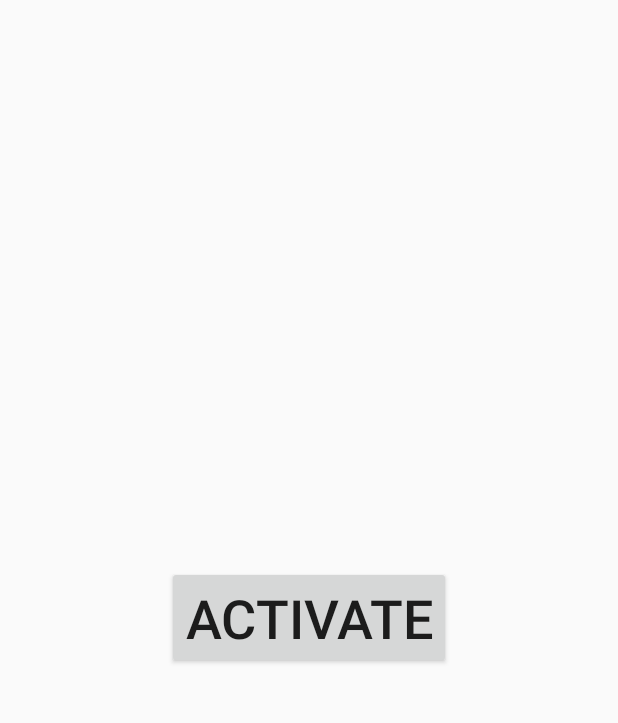
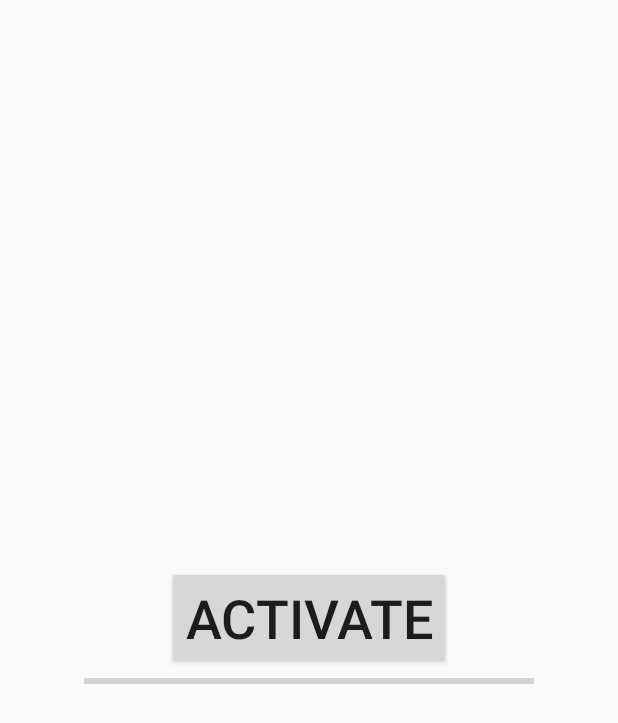
Before and after one commit to Cragios/AICare, an Android app: the layout activity_eye_test.xml on its own in the app's theme, with its tools: preview values and no code run, on a phone screen of 412 x 824 dp. Shown: the top 723 px of the screen. Run offline under Robolectric (Android 15) with nearby library versions, the light colour scheme and no system bars.

Commit message:
added progress bar

```diff
--- a/app/src/main/res/layout/activity_eye_test.xml
+++ b/app/src/main/res/layout/activity_eye_test.xml
@@ -34,21 +34,14 @@
         android:textSize="20sp"
         android:visibility="visible" />
 
-    <TextureView
-        android:id="@+id/camera_preview"
-        android:layout_width="match_parent"
-        android:layout_height="match_parent"
-        android:layout_alignParentTop="true"
+    <ProgressBar
+        android:id="@+id/progress_bar"
+        style="@style/Widget.AppCompat.ProgressBar.Horizontal"
+        android:layout_width="300sp"
+        android:layout_height="wrap_content"
+        android:layout_below="@+id/start_eye_test_button"
         android:layout_centerHorizontal="true"
-        android:visibility="gone" />
-
-    <Button
-        android:id="@+id/capture_button"
-        android:layout_width="match_parent"
-        android:layout_height="wrap_content"
-        android:text="@string/capture_button"
-        android:layout_alignParentBottom="true"
-        android:visibility="gone"/>
+        android:layout_marginBottom="16dp" />
 
     <!--<ImageView
         android:id="@+id/image_view"
```
Also changed, not shown: app/src/main/java/namb/com/aicare/activities/EyeTestActivity.java (+15 -2 lines).
